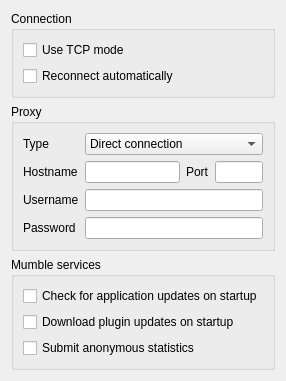
First picture: the form in src/mumble/NetworkConfig.ui, repository mumble-voip/mumble, before the edit.
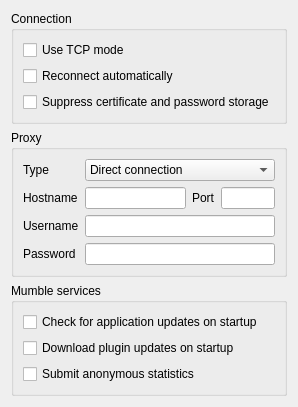
Second picture: the form after the edit.

Commit message: Add cert-send/pw-store suppress option (nonsaved)

```diff
--- a/src/mumble/NetworkConfig.ui
+++ b/src/mumble/NetworkConfig.ui
@@ -52,6 +52,19 @@
         </property>
        </widget>
       </item>
+      <item>
+       <widget class="QCheckBox" name="qcbSuppressIdentity">
+        <property name="toolTip">
+         <string>Don't send certificate to server and don't save passwords. (Not saved).</string>
+        </property>
+        <property name="whatsThis">
+         <string>&lt;b&gt;This will suppress identity information from the client.&lt;/b&gt;&lt;p&gt;The client will not identify itself with a certificate, even if defined, and will not cache passwords for connections. This is primarily a test-option and is not saved.&lt;/p&gt;</string>
+        </property>
+        <property name="text">
+         <string>Suppress certificate and password storage</string>
+        </property>
+       </widget>
+      </item>
      </layout>
     </widget>
    </item>
```
The commit also changes 5 other files.
